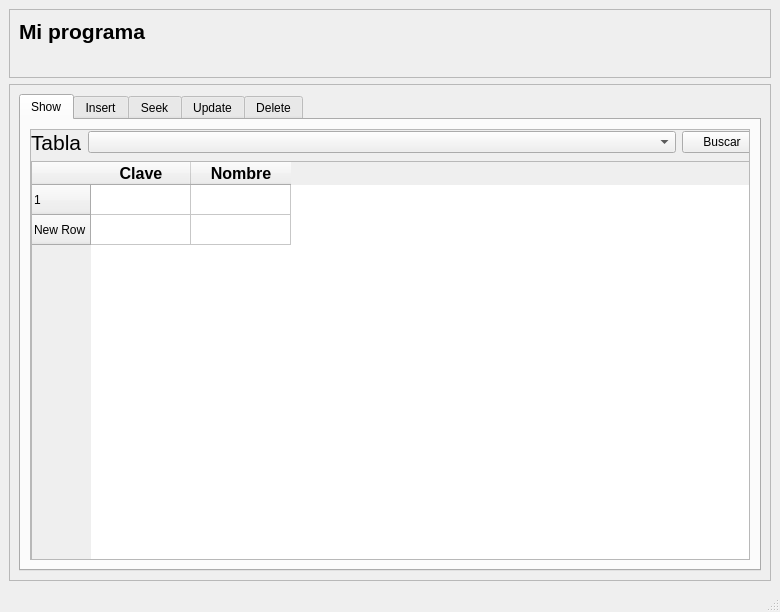
Colima-97/Automatas2, file CRUD_GUI/myGUI.ui: the form before one commit.
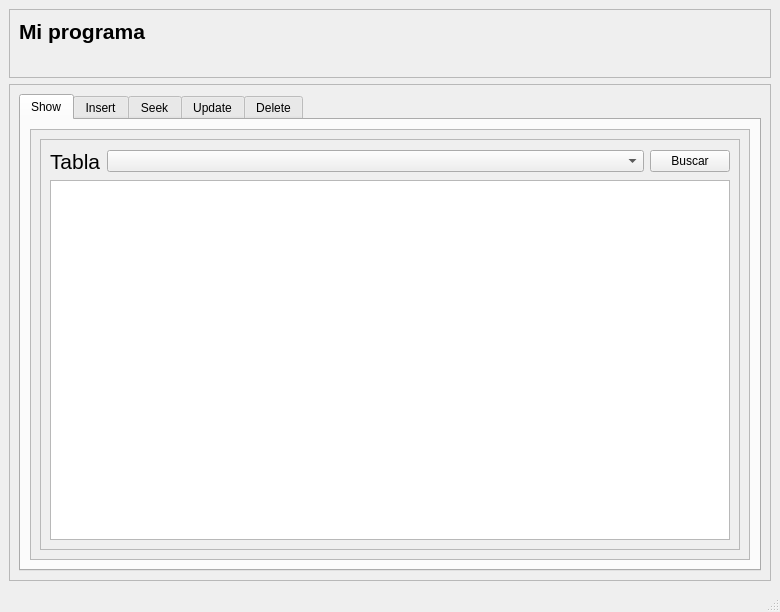
The form after the commit.

Commit message: Changed the distribution on Show screen

```diff
--- a/CRUD_GUI/myGUI.ui
+++ b/CRUD_GUI/myGUI.ui
@@ -68,24 +68,24 @@
                <rect>
                 <x>0</x>
                 <y>0</y>
-                <width>734</width>
-                <height>475</height>
+                <width>716</width>
+                <height>432</height>
                </rect>
               </property>
-              <widget class="QWidget" name="">
-               <property name="geometry">
-                <rect>
-                 <x>0</x>
-                 <y>0</y>
-                 <width>731</width>
-                 <height>471</height>
-                </rect>
-               </property>
-               <layout class="QGridLayout" name="gridLayout_7">
+              <layout class="QGridLayout" name="gridLayout_8">
                 <item row="0" column="0">
-                 <layout class="QHBoxLayout" name="horizontalLayout_2">
+                <widget class="QFrame" name="show_frame">
+                 <property name="frameShape">
+                  <enum>QFrame::StyledPanel</enum>
+                 </property>
+                 <property name="frameShadow">
+                  <enum>QFrame::Raised</enum>
+                 </property>
+                 <layout class="QVBoxLayout" name="verticalLayout_2">
                   <item>
-                   <widget class="QLabel" name="talbe_label_2">
+                   <layout class="QHBoxLayout" name="horizontalLayout_3">
+                    <item>
+                     <widget class="QLabel" name="table_show_label">
                     <property name="sizePolicy">
                      <sizepolicy hsizetype="Minimum" vsizetype="Preferred">
                       <horstretch>0</horstretch>
@@ -105,7 +105,7 @@
                    </widget>
                   </item>
                   <item>
-                   <widget class="QComboBox" name="table_search_cb">
+                     <widget class="QComboBox" name="show_cb">
                     <property name="sizePolicy">
                      <sizepolicy hsizetype="MinimumExpanding" vsizetype="Fixed">
                       <horstretch>0</horstretch>
@@ -115,7 +115,7 @@
                    </widget>
                   </item>
                   <item>
-                   <widget class="QPushButton" name="search_button">
+                     <widget class="QPushButton" name="search_show_btn">
                     <property name="text">
                      <string>Buscar</string>
                     </property>
@@ -123,58 +123,17 @@
                   </item>
                  </layout>
                 </item>
-                <item row="1" column="0">
-                 <widget class="QTableWidget" name="tableWidget">
-                  <property name="sizeAdjustPolicy">
-                   <enum>QAbstractScrollArea::AdjustToContents</enum>
-                  </property>
-                  <property name="showGrid">
-                   <bool>true</bool>
-                  </property>
-                  <property name="sortingEnabled">
-                   <bool>true</bool>
-                  </property>
-                  <property name="rowCount">
-                   <number>2</number>
-                  </property>
-                  <row>
-                   <property name="text">
-                    <string>1</string>
-                   </property>
-                  </row>
-                  <row>
-                   <property name="text">
-                    <string>New Row</string>
-                   </property>
-                  </row>
-                  <column>
-                   <property name="text">
-                    <string>Clave</string>
-                   </property>
-                   <property name="font">
-                    <font>
-                     <pointsize>12</pointsize>
-                     <weight>75</weight>
-                     <bold>true</bold>
-                    </font>
-                   </property>
-                  </column>
-                  <column>
-                   <property name="text">
-                    <string>Nombre</string>
-                   </property>
-                   <property name="font">
-                    <font>
-                     <pointsize>12</pointsize>
-                     <weight>75</weight>
-                     <bold>true</bold>
-                    </font>
-                   </property>
-                  </column>
-                 </widget>
-                </item>
-               </layout>
-              </widget>
+                  <item>
+                   <layout class="QGridLayout" name="gridLayout_7">
+                    <item row="0" column="0">
+                     <widget class="QTableWidget" name="table_show"/>
+                    </item>
+                   </layout>
+                  </item>
+                 </layout>
+                </widget>
+               </item>
+              </layout>
              </widget>
             </widget>
            </item>
```
Left out of the diff: 79 changed lines with no effect on the pictures. Lines whose indentation alone changed are shown as unchanged.
